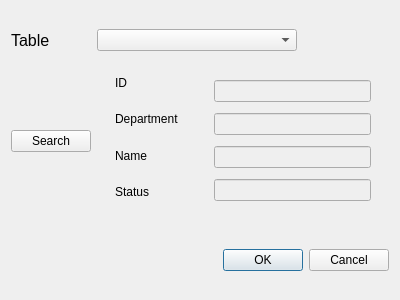
Qt form searchdialog.ui (ychen745/DBConnection) before a commit.
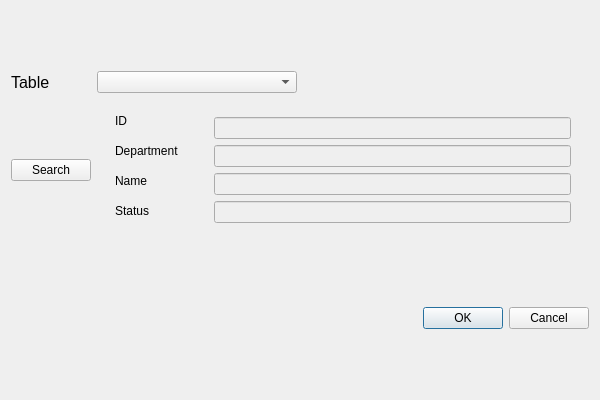
The same form after that commit.

The edit to the form file:
```diff
--- a/searchdialog.ui
+++ b/searchdialog.ui
@@ -6,14 +6,14 @@
    <rect>
     <x>0</x>
     <y>0</y>
-    <width>400</width>
-    <height>300</height>
+    <width>600</width>
+    <height>400</height>
    </rect>
   </property>
   <property name="minimumSize">
    <size>
-    <width>400</width>
-    <height>300</height>
+    <width>600</width>
+    <height>400</height>
    </size>
   </property>
   <property name="windowTitle">
@@ -70,6 +70,12 @@
      </item>
      <item row="1" column="1">
       <widget class="QFrame" name="searchFrame">
+       <property name="minimumSize">
+        <size>
+         <width>0</width>
+         <height>0</height>
+        </size>
+       </property>
        <layout class="QHBoxLayout" name="horizontalLayout_3">
         <item>
          <widget class="QFrame" name="verticalFrame">
@@ -116,7 +122,7 @@
           <property name="minimumSize">
            <size>
             <width>0</width>
-            <height>150</height>
+            <height>0</height>
            </size>
           </property>
           <layout class="QVBoxLayout" name="verticalLayout_2">
```
Left out of the diff: 2 changed lines with no effect on the pictures.
